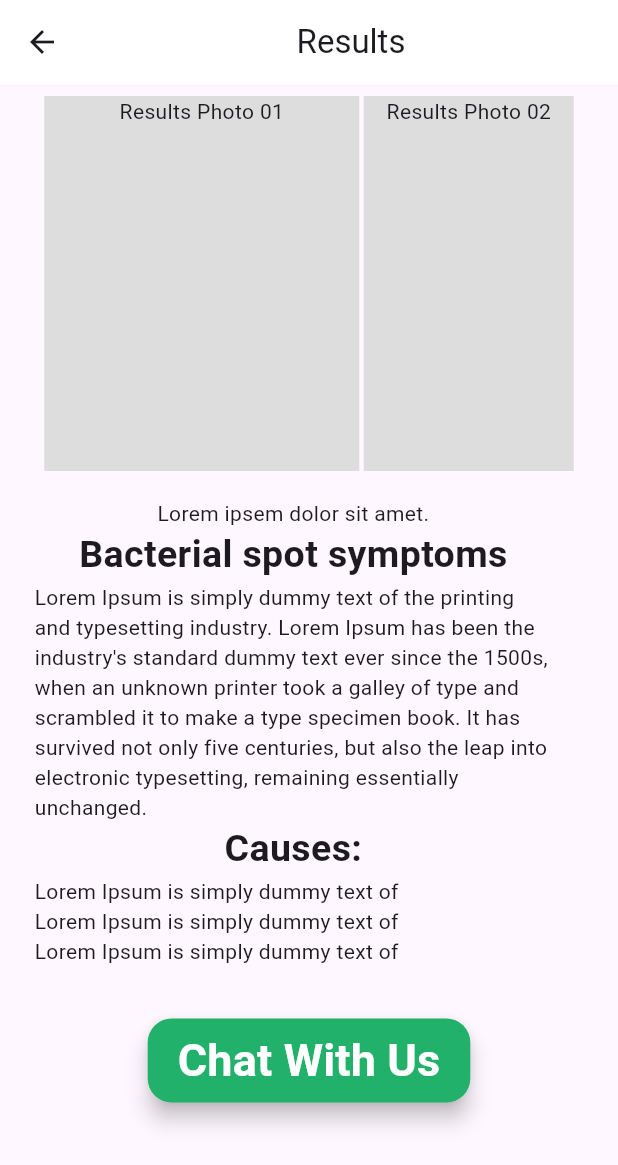
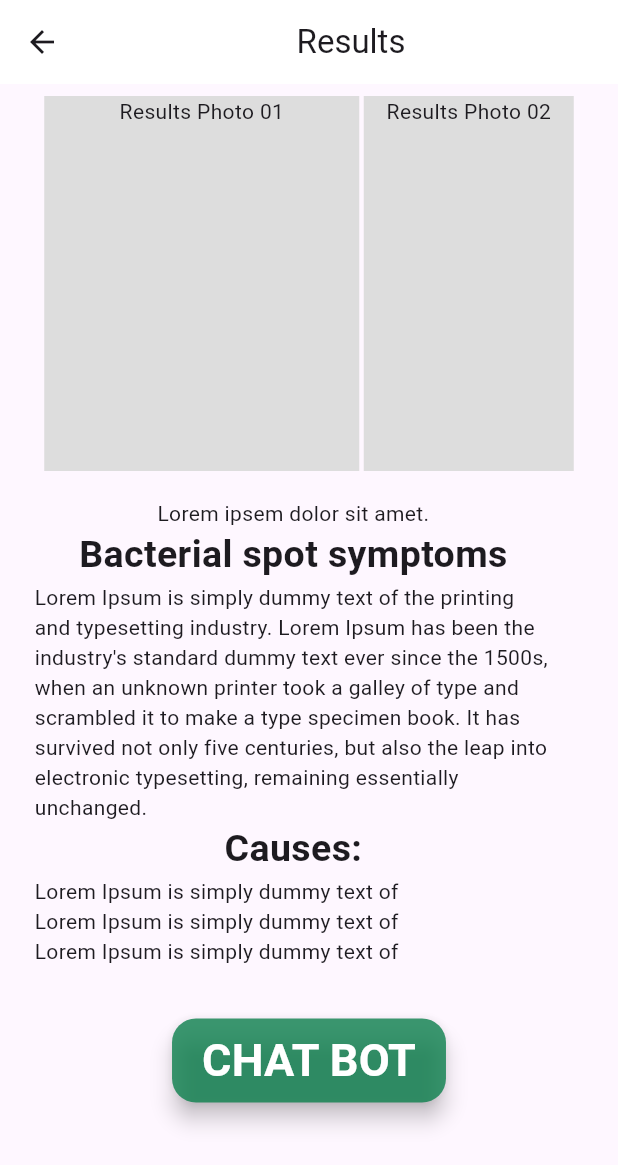
Before and after one commit to priyanjanjb/AI-Tomato-Diseases-DetectorFlutter-, a Flutter app: the screen it shows after launch, after a tap on "Health check", on a phone screen of 412 x 824 dp. Shown: the top 1165 px of the screen. Run offline on Flutter 3.47's test engine with Material 3 defaults, Android fonts, the phone set to English and light mode, and no system bars; our stand-ins replace animated_splash_screen, dash_chat_2, lottie; missing offline and left inert: chat_gpt_sdk.

Commit message:
inetergrate chat bot_ insterface and add dependencies

```diff
--- /dev/null
+++ b/lib/const.dart
@@ -0,0 +1,3 @@
+// ignore: constant_identifier_names
+const OPENAI_KEY =
+    "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";
--- a/lib/homePage.dart
+++ b/lib/homePage.dart
@@ -18,7 +18,7 @@ class Homepage extends StatelessWidget {
               width: 100,
               height: 100),
         )),
-        backgroundColor: const Color.fromARGB(255, 123, 192, 125),
+        backgroundColor: const Color.fromRGBO(12, 128, 77, 0.4),
       ),
       body: SafeArea(
         child: Column(
@@ -127,7 +127,7 @@ class Homepage extends StatelessWidget {
                             builder: (context) => const Results()),
                       );
                     },
-                    backgroundColor: const Color.fromARGB(255, 34, 177, 106),
+                    backgroundColor: const Color.fromRGBO(12, 128, 77, 0.8),
                     label: const Text(
                       "Health check",
                       style: TextStyle(fontSize: 30, color: Colors.white),
@@ -144,7 +144,7 @@ class Homepage extends StatelessWidget {
           BottomNavigationBarItem(
             icon: Icon(
               Icons.home,
-              color: Color.fromARGB(207, 0, 26, 255),
+              color: Color.fromRGBO(18, 7, 141, 1),
               size: 35,
             ),
             label: '',
@@ -152,7 +152,7 @@ class Homepage extends StatelessWidget {
           BottomNavigationBarItem(
             icon: Icon(
               Icons.question_mark_sharp,
-              color: Color.fromARGB(207, 0, 26, 255),
+              color: Color.fromRGBO(18, 7, 141, 1),
               size: 35,
             ),
             label: '',
--- a/lib/results.dart
+++ b/lib/results.dart
@@ -92,12 +92,12 @@ class Results extends StatelessWidget {
                             MaterialPageRoute(
                                 builder: (context) => const Chatinterface()));
                       },
-                      label: const Text("Chat With Us",
+                      label: const Text("CHAT BOT",
                           style: TextStyle(
                               fontSize: 30,
                               fontWeight: FontWeight.bold,
                               color: Colors.white)),
-                      backgroundColor: const Color.fromARGB(255, 34, 177, 106),
+                      backgroundColor: const Color.fromRGBO(12, 128, 77, 0.8),
                     ),
                   ],
                 ),
--- a/lib/splashScreen.dart
+++ b/lib/splashScreen.dart
@@ -31,7 +31,7 @@ class Splashscreen extends StatelessWidget {
           ],
         ),
         nextScreen: const Homepage(),
-        duration: 16000, // 16 seconds duration as you want
+        duration: 1000, // 16 seconds duration as you want
       ),
     );
   }
--- a/pubspec.yaml
+++ b/pubspec.yaml
@@ -36,6 +36,9 @@ dependencies:
   cupertino_icons: ^1.0.8
   animated_splash_screen: ^1.3.0
   lottie: ^3.1.2
+  dash_chat_2: ^0.0.21
+  chat_gpt_sdk: ^3.1.0
+  camera: ^0.11.0+2
 
 dev_dependencies:
   flutter_test:
```
Also changed, not shown: lib/chatInterface.dart (+103 -3 lines), flutter_01.png (added), pubspec.lock, 5 other files.
